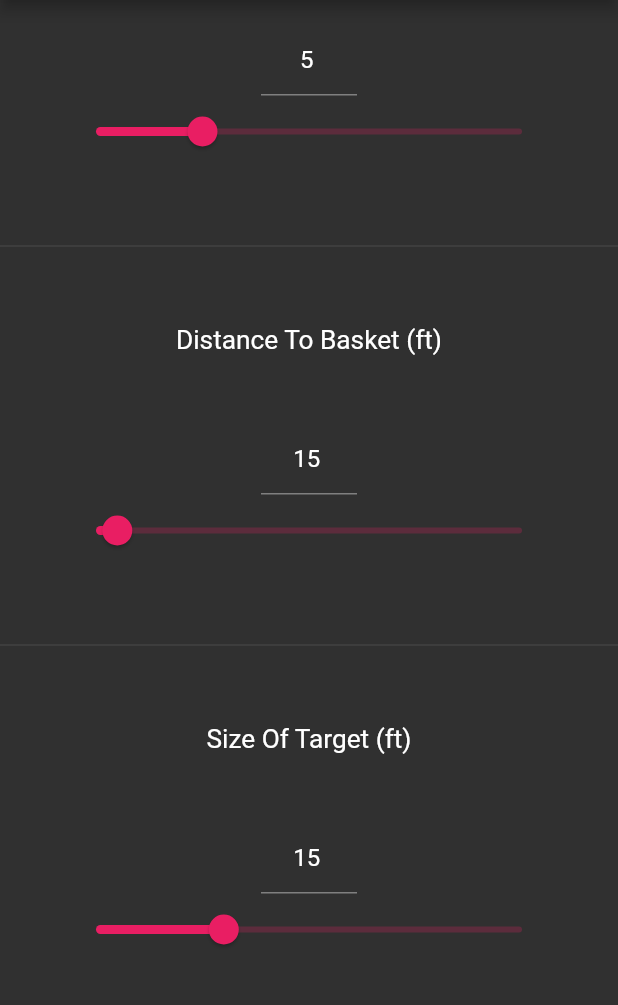
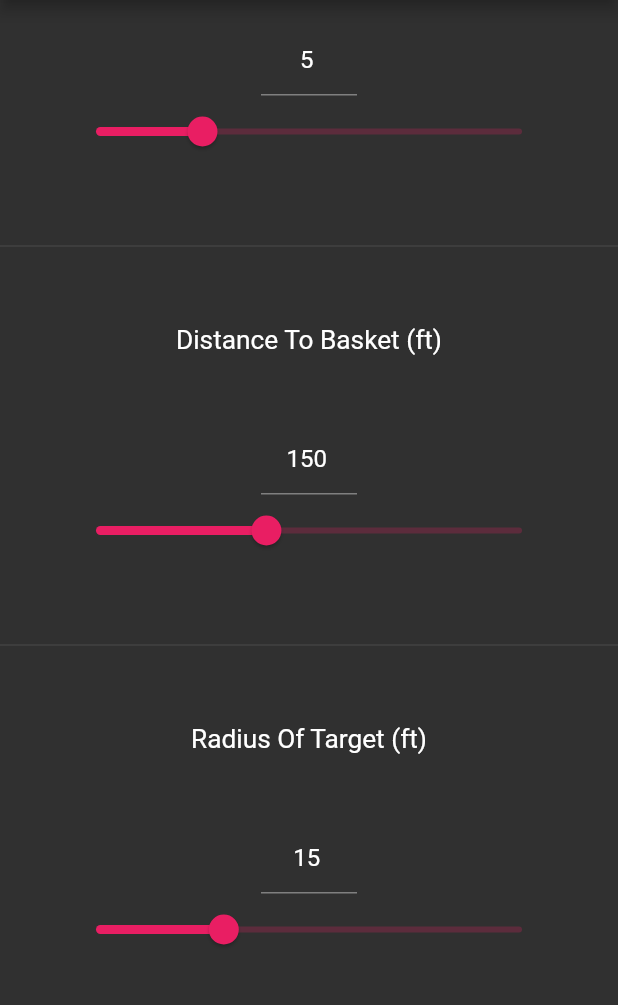
Before and after one commit to JanneMarkus/dg_practice_app, a Flutter app: the ApproachWidget screen opened directly, scrolled down 576 dp, on a phone screen of 412 x 824 dp, the part 147-1152 px from its top. Run offline on Flutter 3.47's test engine with Material 2 defaults, Android fonts, the phone set to English and light mode, and no system bars; our stand-ins replace google_sign_in, sqflite; missing offline and left inert: mailer; accounts and stored records are empty.

Commit message:
fix approach distance bug

```diff
--- a/lib/global.dart
+++ b/lib/global.dart
@@ -26,7 +26,7 @@ var appName = "Janne";
 var appMakes = 0;
 var appPreviousMake = 0;
 var appStackSize = 5;
-var appDistance = 15;
+var appDistance = 150;
 var appTargetSize = 15;
 var appShotType = 1;
 var appStance = '';
--- a/lib/main.dart
+++ b/lib/main.dart
@@ -461,7 +461,7 @@ class ApproachSetup extends StatelessWidget {
                   "Distance To Basket (ft)",
                   textScaleFactor: 1.25,
                 )),
-                DistanceSliders(),
+                AppDistanceSliders(),
               ],
             ),
           ),
@@ -473,7 +473,7 @@ class ApproachSetup extends StatelessWidget {
               children: const [
                 Center(
                     child: Text(
-                  "Size Of Target (ft)",
+                  "Radius Of Target (ft)",
                   textScaleFactor: 1.25,
                 )),
                 TargetSizeSliders(),
@@ -977,6 +977,84 @@ class DistanceSlidersState extends State<DistanceSliders>
                   setState(() {
                     _continuousValue.value = value.toInt();
                     global.distance = value.toInt();
+                  });
+                },
+              ),
+            ],
+          ),
+        ],
+      ),
+    );
+  }
+}
+
+class AppDistanceSliders extends StatefulWidget {
+  const AppDistanceSliders({Key? key}) : super(key: key);
+
+  @override
+  AppDistanceSlidersState createState() => AppDistanceSlidersState();
+}
+
+class AppDistanceSlidersState extends State<AppDistanceSliders>
+    with RestorationMixin {
+  final RestorableInt _continuousValue = RestorableInt(global.appDistance);
+
+  @override
+  String get restorationId => 'distance_slider';
+
+  @override
+  void restoreState(RestorationBucket? oldBucket, bool initialRestore) {
+    registerForRestoration(_continuousValue, 'continuous_value');
+  }
+
+  @override
+  void dispose() {
+    _continuousValue.dispose();
+    super.dispose();
+  }
+
+  @override
+  Widget build(BuildContext context) {
+    return Padding(
+      padding: const EdgeInsets.symmetric(horizontal: 40),
+      child: Column(
+        mainAxisAlignment: MainAxisAlignment.center,
+        children: [
+          Column(
+            mainAxisSize: MainAxisSize.min,
+            children: [
+              Semantics(
+                child: SizedBox(
+                  width: 64,
+                  height: 48,
+                  child: TextField(
+                    textAlign: TextAlign.center,
+                    onSubmitted: (value) {
+                      final newValue = double.tryParse(value);
+                      if (newValue != null &&
+                          newValue != _continuousValue.value) {
+                        setState(() {
+                          _continuousValue.value =
+                              newValue.clamp(0, 300).truncate();
+                          global.appDistance = newValue.clamp(0, 300).toInt();
+                        });
+                      }
+                    },
+                    keyboardType: TextInputType.number,
+                    controller: TextEditingController(
+                      text: _continuousValue.value.toStringAsFixed(0),
+                    ),
+                  ),
+                ),
+              ),
+              Slider(
+                value: _continuousValue.value.toDouble(),
+                min: 50,
+                max: 300,
+                onChanged: (value) {
+                  setState(() {
+                    _continuousValue.value = value.toInt();
+                    global.appDistance = value.toInt();
                   });
                 },
               ),
```
Also changed, not shown: pubspec.lock.
